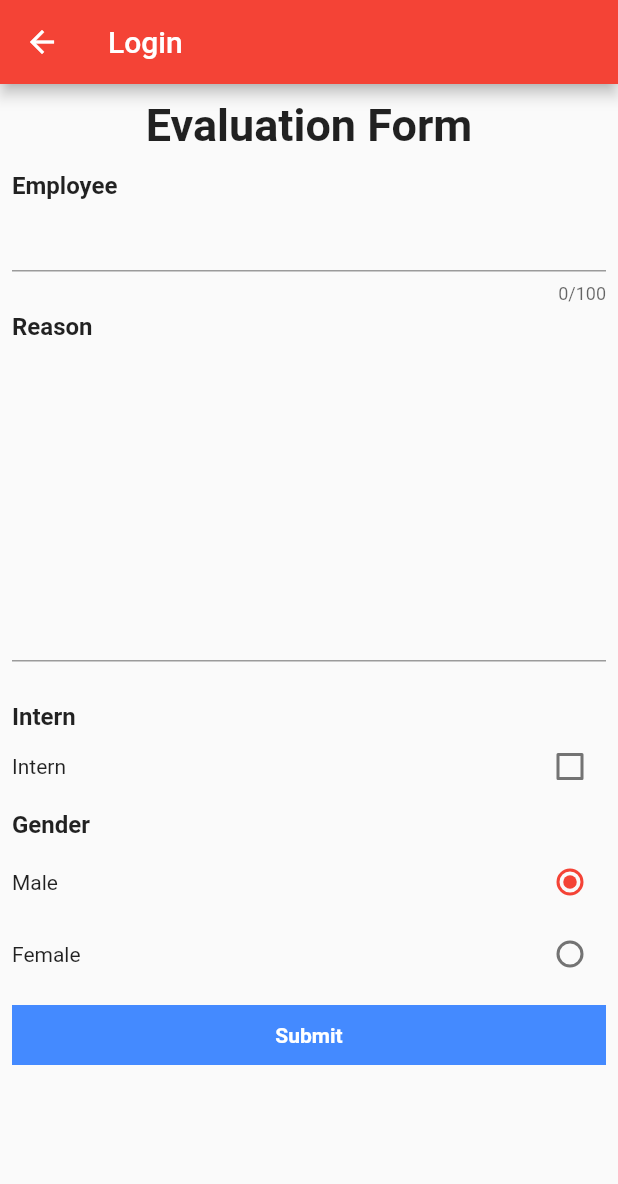
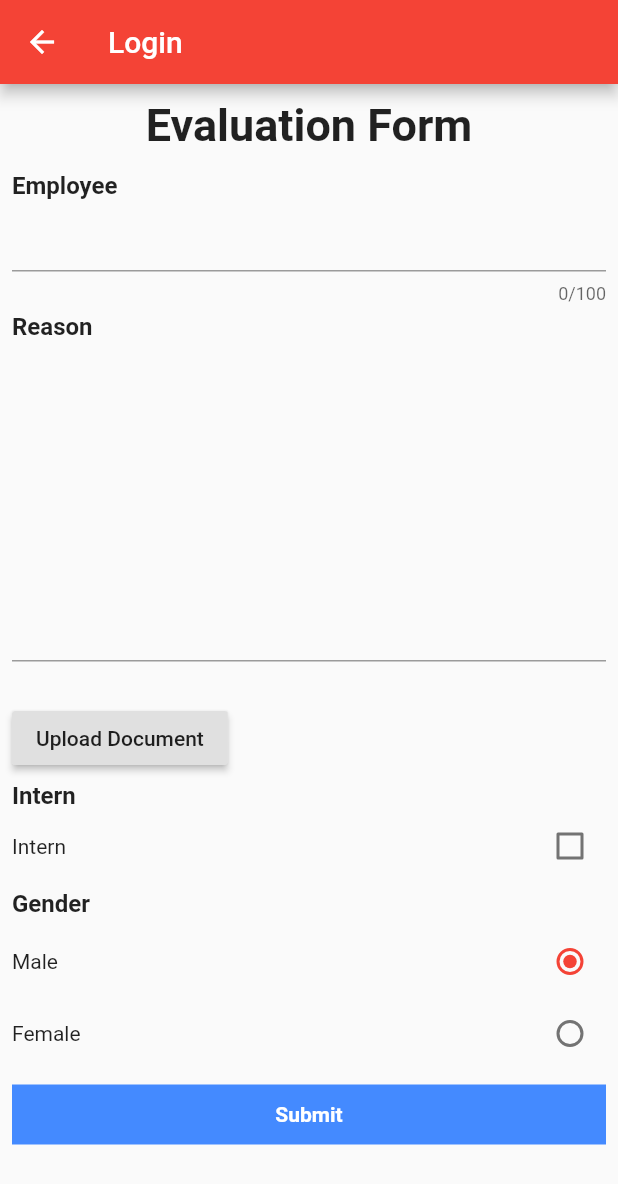
Before and after one commit to maniecodes/jbpm_json_to_form, a Flutter app: the Fields screen opened by its route, on a phone screen of 412 x 824 dp. Shown: the top 1184 px of the screen. Run offline on Flutter 3.47's test engine with Material 2 defaults, Android fonts, the phone set to English and light mode, and no system bars; our stand-ins replace file_picker.

Commit message:
added file upload

```diff
--- a/example/lib/fields.dart
+++ b/example/lib/fields.dart
@@ -42,6 +42,21 @@ class _FieldsState extends State<Fields> {
         "code": "TextArea",
         "serializedFieldClassName":
             "org.kie.workbench.common.forms.fields.shared.fieldTypes.basic.textArea.definition.TextAreaFieldDefinition"
+      },
+      {
+        "maxDocuments": 0,
+        "id": "field_1361",
+        "name": "uploadfiles",
+        "label": "Upload Files",
+        "required": false,
+        "readOnly": false,
+        "validateOnChange": true,
+        "helpMessage": "",
+        "binding": "uploadfiles",
+        "standaloneClassName": "org.jbpm.document.DocumentCollection",
+        "code": "DocumentCollection",
+        "serializedFieldClassName":
+            "org.kie.workbench.common.forms.jbpm.model.authoring.documents.definition.DocumentCollectionFieldDefinition"
       },
       {
         "id": "field_206",
--- a/lib/jbpm_to_form.dart
+++ b/lib/jbpm_to_form.dart
@@ -60,7 +60,7 @@ class _JbpmFormState extends State<JbpmForm> {
         "\\." +
         "[a-zA-Z0-9][a-zA-Z0-9\\-]{0,25}" +
         ")+";
-    RegExp regExp = new RegExp(p);
+    RegExp regExp = RegExp(p);
 
     if (regExp.hasMatch(value)) {
       return null;
@@ -181,8 +181,8 @@ class _JbpmFormState extends State<JbpmForm> {
         );
 
         listWidget.add(
-          new Container(
-            margin: new EdgeInsets.only(top: 5.0),
+          Container(
+            margin: EdgeInsets.only(top: 5.0),
             child: Column(
               crossAxisAlignment: CrossAxisAlignment.start,
               children: checkboxes,
@@ -258,7 +258,7 @@ class _JbpmFormState extends State<JbpmForm> {
         ));
       }
 
-      if (item['code'] == 'Document') {
+      if (item['code'] == 'DocumentCollection') {
         listWidget.add(Container(
           margin: EdgeInsets.only(top: 5.0),
           child: Column(
@@ -285,7 +285,7 @@ class _JbpmFormState extends State<JbpmForm> {
                   });
                   //  }
                 },
-                child: Text('Open file'),
+                child: Text('Upload Document'),
               ),
               Builder(
                 builder: (BuildContext context) => _loadingPath
@@ -293,18 +293,18 @@ class _JbpmFormState extends State<JbpmForm> {
                         padding: const EdgeInsets.only(bottom: 10.0),
                         child: const CircularProgressIndicator())
                     : _path != null || _paths != null
-                        ? new Container(
+                        ? Container(
                             padding: const EdgeInsets.only(bottom: 30.0),
                             height: MediaQuery.of(context).size.height * 0.50,
-                            child: new Scrollbar(
-                                child: new ListView.separated(
+                            child: Scrollbar(
+                                child: ListView.separated(
                               itemCount: _paths != null && _paths.isNotEmpty
                                   ? _paths.length
                                   : 1,
                               itemBuilder: (BuildContext context, int index) {
                                 final bool isMultiPath =
                                     _paths != null && _paths.isNotEmpty;
-                                final String name = 'File $index: ' +
+                                final String name = 'File ${index + 1}: ' +
                                     (isMultiPath
                                         ? _paths.keys.toList()[index]
                                         : _fileName ?? '...');
@@ -312,19 +312,35 @@ class _JbpmFormState extends State<JbpmForm> {
                                     ? _paths.values.toList()[index].toString()
                                     : _path;
 
-                                return new ListTile(
-                                  title: new Text(
-                                    name,
+                                return (Container(
+                                  child: Column(
+                                    children: <Widget>[
+                                      ListTile(
+                                        title: Text(
+                                          name,
+                                        ),
+                                        subtitle: Text(path),
+                                      ),
+                                      Container(
+                                        width: 100.0,
+                                        height: 200.0,
+                                        alignment: Alignment.center,
+                                        decoration: BoxDecoration(
+                                          image: DecorationImage(
+                                              image: AssetImage(path),
+                                              fit: BoxFit.contain),
+                                        ),
+                                      )
+                                    ],
                                   ),
-                                  subtitle: new Text(path),
-                                );
+                                ));
                               },
                               separatorBuilder:
                                   (BuildContext context, int index) =>
-                                      new Divider(),
+                                      Divider(),
                             )),
                           )
-                        : new Container(),
+                        : Container(),
               ),
             ],
           ),
```
